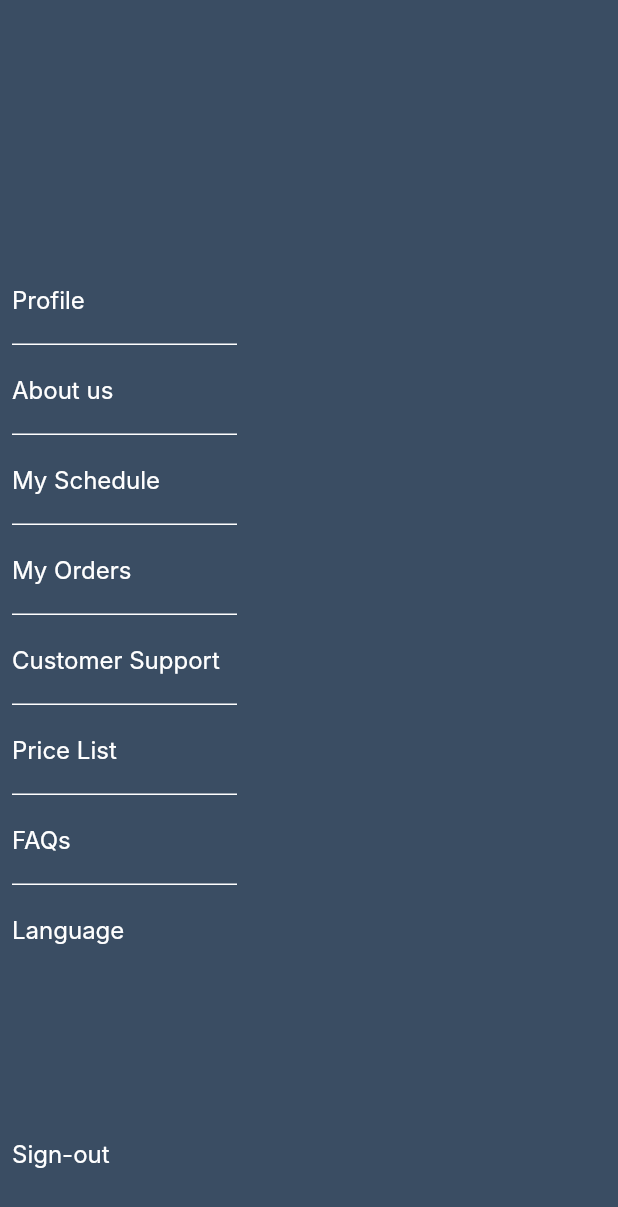
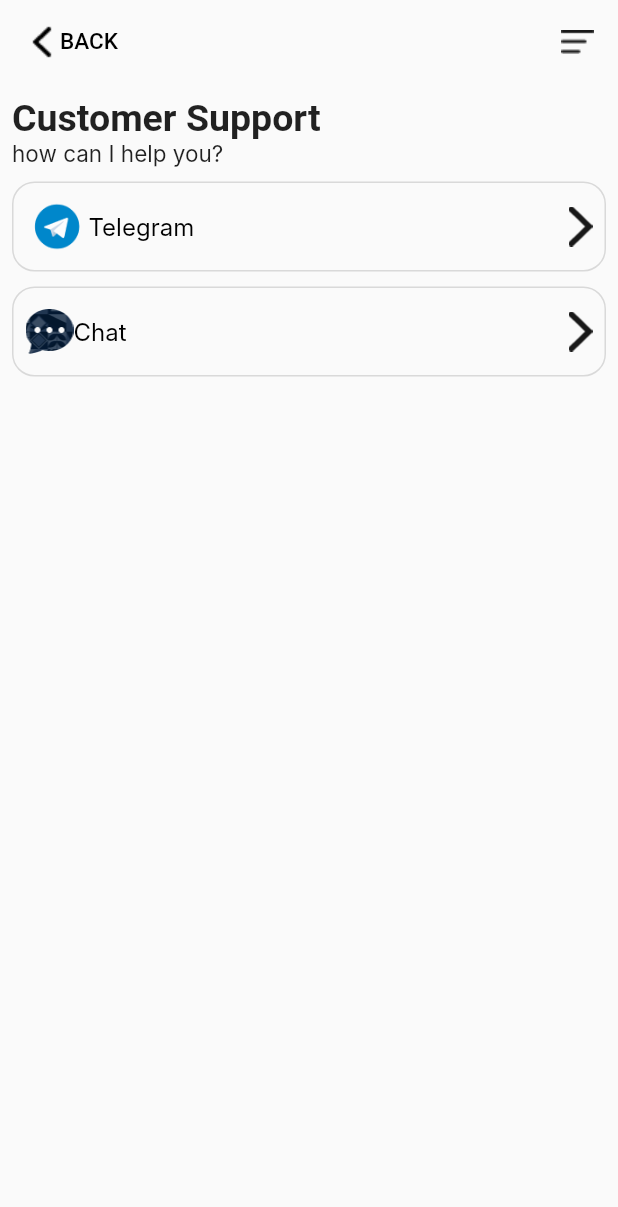
Before and after one commit to Abdulmohsen-12/law, a Flutter app: the MenuScreen screen opened directly, after a tap on "Customer Support", on a phone screen of 412 x 824 dp. Shown: the top 1207 px of the screen. Run offline on Flutter 3.47's test engine with Material 2 defaults, Android fonts, the phone set to English and light mode, and no system bars; drawn by our look-alikes of flutter_zoom_drawer; our stand-ins replace expandable_text, file_picker, internet_connection_checker, otp_text_field, shared_preferences, syncfusion_flutter_calendar; missing offline and left inert: audio_waveforms; accounts and stored records are empty; network calls fail; Roboto replaces fonts that are missing (Inter, Times New Roman).

Commit message:
style(UI): Customer spport screen ui - Customer spport screen  done
BREAKING CHANGE: NO

Closes NO

```diff
--- /dev/null
+++ b/lib/Screens/customer_support.dart
@@ -0,0 +1,136 @@
+import 'package:flutter/cupertino.dart';
+import 'package:flutter/material.dart';
+import 'package:flutter_zoom_drawer/flutter_zoom_drawer.dart';
+
+import '../utils/constant.dart';
+
+class Customer_support_Screen extends StatefulWidget {
+  @override
+  _Customer_support_ScreenState createState() => _Customer_support_ScreenState();
+}
+
+class _Customer_support_ScreenState extends State<Customer_support_Screen> {
+  List<String> CS_list = ["Telegram","Chat"];
+  List<String> imge_list = ["assets/icons/telegram.png","assets/icons/black_chat.png"];
+  @override
+  Widget build(BuildContext context) {
+    return Scaffold(
+      appBar:    AppBar(
+        automaticallyImplyLeading: false,
+        backgroundColor: Colors.transparent,
+        foregroundColor: Colors.black,
+        elevation: 0.0,
+        title: Stack(
+          alignment: Alignment.center,
+          children: [
+            Align(
+                alignment: Alignment.centerLeft,
+                child: InkWell(
+                  onTap: (){
+                    Navigator.pop(context);
+
+                  },
+                  child: Row(
+                    mainAxisSize: MainAxisSize.min,
+                    crossAxisAlignment: CrossAxisAlignment.center,
+                    children:   [
+                      Image.asset("assets/icons/arrows.png"),
+                      const Text(
+                        "BACK",style: const TextStyle( height:1  ,fontSize: 15,),)
+                    ],),
+                )),
+            Align(
+                alignment: Alignment.centerRight,
+                child: InkWell(
+                  onTap: (){
+
+                    if (ZoomDrawer.of(context)!.isOpen()) {
+                      ZoomDrawer.of(context)!.close();
+                    } else {
+                      ZoomDrawer.of(context)!.open();
+                    }
+                  },
+                  child:   Image.asset("assets/icons/hamburger.png"),
+                )),
+
+          ],
+        ),
+      ),
+      body: Padding(
+        padding: const EdgeInsets.all(8.0),
+        child: Expanded(
+          child: Column(
+            crossAxisAlignment: CrossAxisAlignment.start,
+            children: [
+             Text(Constant.Customer_Support_txt,style: TextStyle(fontSize: 25,fontWeight: FontWeight.w700,fontFamily: 'Times New Roman'),),
+             Text(Constant.helpingtxt,style: TextStyle(fontSize: 15,fontWeight: FontWeight.w400,fontFamily: 'Inter'),),
+             // Text(details,style: TextStyle(fontSize: 15,fontWeight: FontWeight.w400,fontFamily: 'Inter',color: Colors.black),)
+              Expanded(
+                child: ListView.builder(
+
+
+                    itemCount: CS_list.length,
+                    itemBuilder: (BuildContext context, int index){
+                      return
+                      GestureDetector(
+
+                        onTap: (){
+
+                          // getcasedetails(openList[index].id);
+
+                        },
+                        child: Padding(
+                          padding: const EdgeInsets.only(top: 10),
+                          child: Container(
+                            height: 60,
+                            // decoration: BoxDecoration(
+                            //   borderRadius: BorderRadius.circular(
+                            //     10.0,
+                            //   ),
+                            //   //border: BoxDecoration(color: Colors.black)
+                            // ),
+                            decoration: const BoxDecoration(
+                              border: Border(
+                                top: BorderSide(color:AppColors.whitecolour),
+                                bottom: BorderSide(color:AppColors.whitecolour),
+                                left: BorderSide(color:AppColors.whitecolour),
+                                right: BorderSide(color:AppColors.whitecolour),
+                              ),
+                              borderRadius: BorderRadius.all(
+                                Radius.circular(15),
+                              ),
+                            ),
+                            child: Padding(
+                              padding: const EdgeInsets.all(8.0),
+                              child: Row(
+                                mainAxisAlignment: MainAxisAlignment.spaceBetween,
+                                children: [
+                                  Row(
+                                    children: [
+                                      Image.asset(imge_list[index],scale: 1.5,),
+                                      Text(CS_list[index].toString(),style: TextStyle(fontFamily: 'Inter',fontSize: 16,color: Colors.black,fontWeight: FontWeight.w400),),
+
+                                    ],
+                                  ),
+                                 Image.asset("assets/icons/arrow_right.png",scale: 1.5,)
+                                 // Text(corporateList[index].price.toString()+'KD',style: TextStyle(fontFamily: 'Inter',fontSize: 18,color: Colors.black,fontWeight: FontWeight.w700),)
+                                ],
+
+
+                              ),
+                            ),
+                          ),
+                        ),
+                      );
+                    }
+                ),
+              ),
+             ],
+
+          ),
+        ),
+      ),
+
+    );
+  }
+}
--- a/lib/Screens/menu_screen.dart
+++ b/lib/Screens/menu_screen.dart
@@ -1,5 +1,6 @@
 import 'package:flutter/material.dart';
 import 'package:law/Screens/common/about&faq.dart';
+import 'package:law/Screens/customer_support.dart';
 import 'package:law/Screens/drawer_screen.dart';
 import 'package:law/Screens/my_orders/My_Orders.dart';
 import 'common/orderdetails.dart';
@@ -104,7 +105,11 @@ class _MenuScreenState extends State<MenuScreen> {
 
                 child: GestureDetector(
                     onTap: (){
-
+                      Navigator.push(context,
+                        MaterialPageRoute(builder:
+                            (context) =>
+                            DrawerScreen(place: Customer_support_Screen())),
+                      );
                     },
                     child: Text(Constant.Customer_Support_txt,style:TextStyle(fontSize: 16,fontFamily: 'Inter',fontWeight:FontWeight.w400,color: Colors.white),)),
               ),
--- a/lib/Screens/price_list.dart
+++ b/lib/Screens/price_list.dart
@@ -197,7 +197,9 @@ class _Price_list_screenState extends State<Price_list_screen> {
                 ),
               ),
               Expanded(
-                child: stscode?ListView.builder(
+                child: stscode?
+                ListView.builder(
+
 
                     itemCount: iscorporatedclick?corporateList.length:individuallist.length,
                     itemBuilder: (BuildContext context, int index){
--- a/lib/utils/constant.dart
+++ b/lib/utils/constant.dart
@@ -146,6 +146,11 @@ abstract class Constant{
   //faqs
   static const FAqs_txt = "FAQs";
 
+  //customer support
+  static const Customersprt_txt = "Customer Support";
+  static const helpingtxt = "how can I help you?";
+
+
 
 
 
```
Also changed, not shown: assets/icons/arrow_right.png (added), assets/icons/black_chat.png (added), assets/icons/telegram.png (added).
